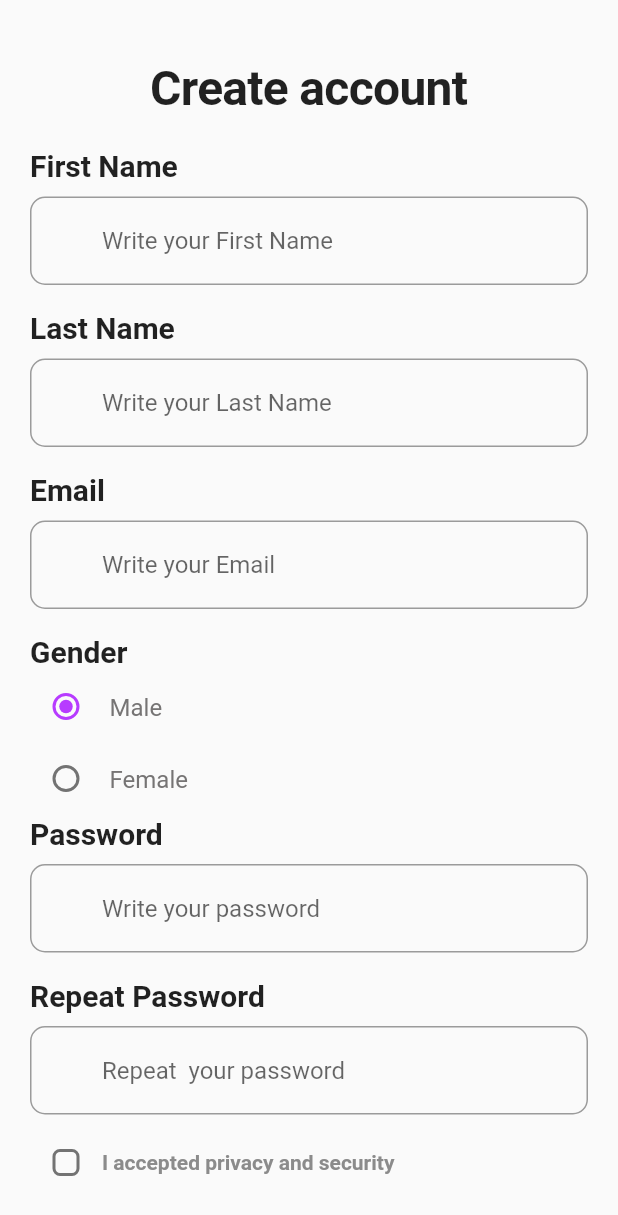
After one commit to shehabhy1/barter_project_2023, a Flutter app: the SignupView screen opened directly, on a phone screen of 412 x 824 dp. The commit adds this screen. Shown: the top 1215 px of the screen. Run offline on Flutter 3.47's test engine with Material 2 defaults, Android fonts, the phone set to English and light mode, and no system bars; our stand-ins replace go_router, sizer; Roboto replaces fonts that are missing (Poppins).

Commit message:
add create account

```diff
--- /dev/null
+++ b/lib/core/shared_widget/radio_buttom.dart
@@ -0,0 +1,70 @@
+
+import 'package:barter_project_2023/constants.dart';
+import 'package:flutter/material.dart';
+
+import '../utils/styles.dart';
+
+
+
+class RadioCheck extends StatefulWidget {
+  const RadioCheck({Key? key}) : super(key: key);
+
+  @override
+  State<RadioCheck> createState() => _RadioCheckState();
+}
+
+class _RadioCheckState extends State<RadioCheck> {
+  int _selectedValue = 1;
+
+  @override
+  Widget build(BuildContext context) {
+    return Column(
+      crossAxisAlignment: CrossAxisAlignment.start,
+      children: [
+        const Text(
+          'Gender' ,
+          style: Styles.textStyle20,
+        ),
+        Row(
+          children: [
+            Radio(
+              activeColor: kPrimaryColor,
+              value: 1,
+              groupValue: _selectedValue,
+              onChanged: (value) {
+                setState(() {
+                  _selectedValue = value as int;
+                });
+              },
+            ),
+            const SizedBox(width: 5,),
+            const Text(
+              'Male',
+              style: Styles.textStyle14,
+            ),
+          ],
+        ),
+        const SizedBox(width: 20,),
+        Row(
+          children: [
+            Radio(
+              activeColor: kPrimaryColor,
+              value: 2,
+              groupValue: _selectedValue,
+              onChanged: (value) {
+                setState(() {
+                  _selectedValue = value as int;
+                });
+              },
+            ),
+            const SizedBox(width: 5,),
+            const Text(
+              'Female',
+              style: Styles.textStyle14,
+            ),
+          ],
+        ),
+      ],
+    );
+  }
+}
--- a/lib/core/utils/app_router.dart
+++ b/lib/core/utils/app_router.dart
@@ -1,5 +1,5 @@
-import 'package:barter_project_2023/features/log_in/presentation/views/login_view.dart';
 import 'package:barter_project_2023/features/splash_view/presentation/views/on_boarding_view.dart';
+import 'package:barter_project_2023/features/splash_view/presentation/views/splash_view.dart';
 import 'package:go_router/go_router.dart';
 
 
@@ -11,7 +11,7 @@ abstract class AppRouter {
     routes: [
       GoRoute(
         path: kSplashView,
-        builder: (context, state) => const LoginView(),
+        builder: (context, state) => const SplashView(),
       ),
       GoRoute(
         name: kOnBoardingView,
--- a/lib/core/utils/styles.dart
+++ b/lib/core/utils/styles.dart
@@ -13,5 +13,12 @@ abstract class Styles {
     fontWeight: FontWeight.w600,
     height: 1.25,
   );
-
+ static const textStyle14 = TextStyle(
+   color: Color(0xFF767474),
+   fontSize: 16,
+   fontFamily: 'Poppins',
+   fontWeight: FontWeight.w400,
+   height: 1.25,
+   letterSpacing: 0.02,
+ );
 }
--- a/lib/features/log_in/presentation/views/signup_view.dart
+++ b/lib/features/log_in/presentation/views/signup_view.dart
@@ -1,3 +1,4 @@
+import 'package:barter_project_2023/features/log_in/presentation/views/widgets/signup_body.dart';
 import 'package:flutter/material.dart';
 
 class SignupView extends StatelessWidget {
@@ -7,6 +8,7 @@ class SignupView extends StatelessWidget {
   Widget build(BuildContext context) {
     return const SafeArea(
       child: Scaffold(
+        body: SignupBody(),
       ),
     );
   }
--- /dev/null
+++ b/lib/features/log_in/presentation/views/widgets/create_line.dart
@@ -0,0 +1,41 @@
+import 'package:barter_project_2023/features/log_in/presentation/views/login_view.dart';
+import 'package:flutter/material.dart';
+
+
+class LastLineSign extends StatelessWidget {
+  const LastLineSign({Key? key}) : super(key: key);
+
+  @override
+  Widget build(BuildContext context) {
+    return Row(
+      mainAxisAlignment: MainAxisAlignment.center,
+      children:  [
+        const Text('Have an account ?',
+          style: TextStyle(
+            fontWeight: FontWeight.w500,
+            color: Color(0xFF767474),
+          ),
+        ),
+        TextButton(
+          onPressed: (){
+            Navigator.push(
+              context,
+              MaterialPageRoute(
+                builder: (context) => const LoginView(),
+              ),
+            );
+          },
+          child: const Text(
+            'Log in ',
+            style: TextStyle(
+              color: Color(0xFFB73BFF),
+              fontSize: 14,
+              fontFamily: 'Poppins',
+              fontWeight: FontWeight.w600,
+            ),
+          ),
+        ),
+      ],
+    );
+  }
+}
--- a/lib/features/log_in/presentation/views/widgets/item_widget.dart
+++ b/lib/features/log_in/presentation/views/widgets/item_widget.dart
@@ -7,7 +7,7 @@ class ItemWidget extends StatelessWidget {
   @override
   Widget build(BuildContext context) {
     return const Padding(
-      padding: EdgeInsets.all(8.0),
+      padding: EdgeInsets.all(20.0),
       child: Column(
         children: [
           ItemAccount(
--- /dev/null
+++ b/lib/features/log_in/presentation/views/widgets/signup_body.dart
@@ -0,0 +1,120 @@
+import 'package:barter_project_2023/core/shared_widget/check_button.dart';
+import 'package:barter_project_2023/features/log_in/presentation/views/widgets/create_line.dart';
+import 'package:flutter/material.dart';
+
+import '../../../../../constants.dart';
+import '../../../../../core/shared_widget/custom_buttom.dart';
+import '../../../../../core/shared_widget/default_text.dart';
+import '../../../../../core/shared_widget/radio_buttom.dart';
+import '../../../../../core/utils/styles.dart';
+import 'another_acount.dart';
+import 'item_widget.dart';
+
+
+class SignupBody extends StatelessWidget {
+  const SignupBody({Key? key}) : super(key: key);
+
+  @override
+  Widget build(BuildContext context) {
+    return   Padding(
+      padding: const EdgeInsets.symmetric(vertical: 40 , horizontal: 20),
+      child: SingleChildScrollView(
+        child: Column(
+          crossAxisAlignment: CrossAxisAlignment.start,
+          children: [
+            const Center(
+              child: Text(
+                'Create account',
+                style: Styles.textStyle32,
+              ),
+            ),
+            const SizedBox(
+              height: 20,
+            ),
+            const Text(
+              'First Name',
+              style: Styles.textStyle20,
+            ),
+            const SizedBox(height: 8,),
+            defaultText(
+              type: TextInputType.text,
+              hint: 'Write your First Name',
+            ),
+            const SizedBox(height: 16,),
+            const Text(
+              'Last Name',
+              style: Styles.textStyle20,
+            ),
+            const SizedBox(height: 8,),
+            defaultText(
+              type: TextInputType.text,
+              hint: 'Write your Last Name',
+            ),
+            const SizedBox(height: 16,),
+            const Text(
+              'Email',
+              style: Styles.textStyle20,
+            ),
+            const SizedBox(height: 8,),
+            defaultText(
+              type: TextInputType.emailAddress,
+              hint: 'Write your Email',
+              validate:  ( value){
+                if (value!.isEmpty || value!.contains('@') ){
+                  return 'Email is Wrong You must write .com';
+                }
+                return null;
+              },
+            ),
+            const SizedBox(height: 16,),
+            const RadioCheck(),
+            const Text(
+              'Password',
+              style: Styles.textStyle20,
+            ),
+            const SizedBox(height: 8,),
+            defaultText(
+              type: TextInputType.visiblePassword,
+              hint: 'Write your password',
+              validate: (val){
+                if (val.isEmpty || val.length < 6 || val.length > 16 ) {
+                  return 'Password should contain at least 1 special character,the length should be \n between 6 to 16  character';
+                }
+                return null;
+              },
+            ),
+            const SizedBox(height: 16,),
+            const Text(
+              'Repeat Password',
+              style: Styles.textStyle20,
+            ),
+            const SizedBox(height: 8,),
+            defaultText(
+              type: TextInputType.visiblePassword,
+              hint: 'Repeat  your password',
+            ),
+            const SizedBox(height: 8,),
+            const CheckButtom(text: 'I accepted privacy and security '),
+            const SizedBox(height:20,),
+            CustomButton(
+                width: double.infinity,
+                height: 60,
+                backgroundColor: kPrimaryColor,
+                text: 'Send',
+                func: (){
+                  // Navigator.push(
+                  //   context,
+                  //   MaterialPageRoute(builder: (context) => const VerifyView()),
+                  // );
+                }
+            ),
+            const SizedBox(height: 15,),
+            const AnotherAccount(),
+            const ItemWidget(),
+            const LastLineSign(),
+          ],
+        ),
+      ),
+    );
+  }
+}
```
